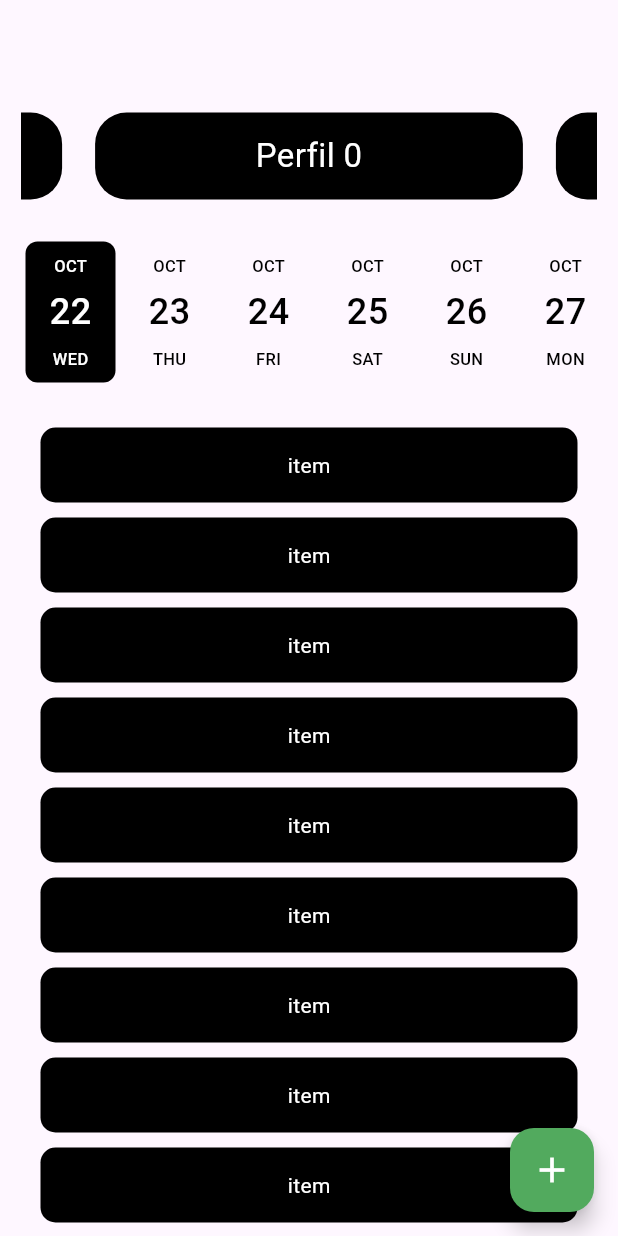
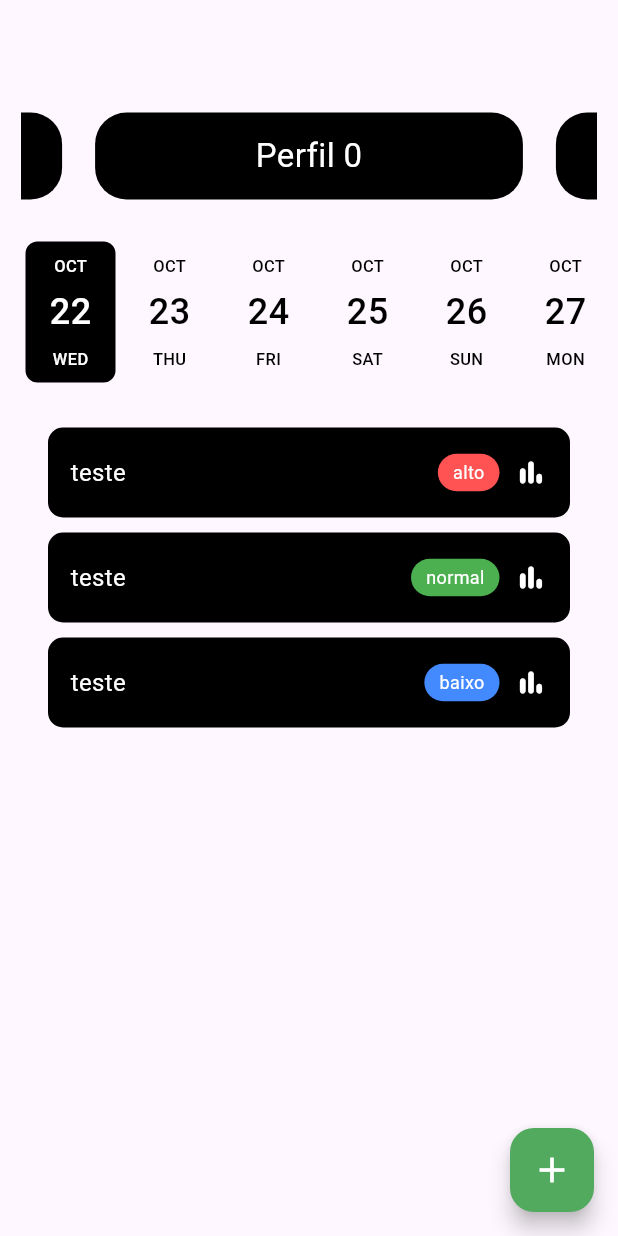
Before and after one commit to CaioEnzo23/Monitoramento-da-saude-familiar, a Flutter app: the screen it shows after launch, on a phone screen of 412 x 824 dp. Run offline on Flutter 3.47's test engine with Material 3 defaults, Android fonts, the light colour scheme and no system bars; drawn by our look-alikes of carousel_slider, date_picker_timeline; our stand-ins replace fl_chart.

Commit message:
add: botao de dash e status

```diff
--- a/lib/main.dart
+++ b/lib/main.dart
@@ -1,5 +1,4 @@
 import 'package:flutter/material.dart';
-import 'package:monitoramento_saude_familiar/views/pages/dash_page.dart';
 import 'package:monitoramento_saude_familiar/views/pages/home_page.dart';
 
 void main(List<String> args) {
--- a/lib/views/pages/home_page.dart
+++ b/lib/views/pages/home_page.dart
@@ -1,7 +1,7 @@
-import 'package:carousel_slider/carousel_slider.dart';
 import 'package:flutter/material.dart';
-import 'package:date_picker_timeline/date_picker_timeline.dart';
-import 'package:monitoramento_saude_familiar/views/widgets/item_monitoramento.dart';
+import 'package:monitoramento_saude_familiar/views/widgets/calendario_widget.dart';
+import 'package:monitoramento_saude_familiar/views/widgets/carrosel_slider_widget.dart';
+import 'package:monitoramento_saude_familiar/views/widgets/item_widget.dart';
 
 class HomePage extends StatefulWidget {
   const HomePage({super.key});
@@ -12,8 +12,6 @@ class HomePage extends StatefulWidget {
 }
 
 class _HomePageState extends State<HomePage> {
-  DateTime _selectedValue = DateTime.now();
-
   @override
   Widget build(BuildContext context) {
     return MaterialApp(
@@ -28,39 +26,12 @@ class _HomePageState extends State<HomePage> {
                 children: <Widget>[
                   SizedBox(height: 50),
 
-                  CarouselSlider(
-                    items: [
-                      for (int i = 0; i < 2; i++)
-                        Container(
-                          margin: EdgeInsets.all(11),
-                          alignment: Alignment.center,
-                          decoration: BoxDecoration(
-                            color: Colors.black,
-                            borderRadius: BorderRadius.circular(21),
-                          ),
-                          child: Text(
-                            'Perfil $i',
-                            style: TextStyle(fontSize: 22, color: Colors.white),
-                          ),
-                        ),
-                    ],
-                    options: CarouselOptions(height: 80),
-                  ),
+                  CarroselSlider(),
 
                   SizedBox(height: 14),
 
-                  DatePicker(
-                    DateTime.now(),
-                    height: 100,
-                    initialSelectedDate: _selectedValue,
-                    selectionColor: Colors.black,
-                    selectedTextColor: Colors.white,
-                    onDateChange: (date) {
-                      setState(() {
-                        _selectedValue = date;
-                      });
-                    },
-                  ),
+                  Calendario(),
+
                   SizedBox(height: 14),
 
                   ListView(
@@ -68,15 +39,9 @@ class _HomePageState extends State<HomePage> {
                     shrinkWrap: true,
                     physics: NeverScrollableScrollPhysics(),
                     children: <Widget>[
-                      ItemMonitoramento(),
-                      ItemMonitoramento(),
-                      ItemMonitoramento(),
-                      ItemMonitoramento(),
-                      ItemMonitoramento(),
-                      ItemMonitoramento(),
-                      ItemMonitoramento(),
-                      ItemMonitoramento(),
-                      ItemMonitoramento(),
+                      Item(nome: 'teste', status: 'alto'),
+                      Item(nome: 'teste', status: 'normal'),
+                      Item(nome: 'teste', status: 'baixo'),
                     ],
                   ),
                 ],
--- /dev/null
+++ b/lib/views/widgets/calendario_widget.dart
@@ -0,0 +1,30 @@
+import 'package:date_picker_timeline/date_picker_widget.dart';
+import 'package:flutter/material.dart';
+
+class Calendario extends StatefulWidget {
+  const Calendario({super.key});
+
+  @override
+  // ignore: library_private_types_in_public_api
+  _CalendarioState createState() => _CalendarioState();
+}
+
+class _CalendarioState extends State<Calendario> {
+  DateTime _selectedValue = DateTime.now();
+
+  @override
+  Widget build(BuildContext context) {
+    return DatePicker(
+      DateTime.now(),
+      height: 100,
+      initialSelectedDate: _selectedValue,
+      selectionColor: Colors.black,
+      selectedTextColor: Colors.white,
+      onDateChange: (date) {
+        setState(() {
+          _selectedValue = date;
+        });
+      },
+    );
+  }
+}
--- /dev/null
+++ b/lib/views/widgets/carrosel_slider_widget.dart
@@ -0,0 +1,34 @@
+import 'package:carousel_slider/carousel_slider.dart';
+import 'package:flutter/material.dart';
+
+class CarroselSlider extends StatefulWidget {
+  const CarroselSlider({super.key});
+
+  @override
+  // ignore: library_private_types_in_public_api
+  _CarroselSliderState createState() => _CarroselSliderState();
+}
+
+class _CarroselSliderState extends State<CarroselSlider> {
+  @override
+  Widget build(BuildContext context) {
+    return CarouselSlider(
+      items: [
+        for (int i = 0; i < 2; i++)
+          Container(
+            margin: EdgeInsets.all(11),
+            alignment: Alignment.center,
+            decoration: BoxDecoration(
+              color: Colors.black,
+              borderRadius: BorderRadius.circular(21),
+            ),
+            child: Text(
+              'Perfil $i',
+              style: TextStyle(fontSize: 22, color: Colors.white),
+            ),
+          ),
+      ],
+      options: CarouselOptions(height: 80),
+    );
+  }
+}
--- a/lib/views/widgets/item_monitoramento.dart
+++ /dev/null
@@ -1,20 +0,0 @@
-import 'package:flutter/material.dart';
-
-class ItemMonitoramento extends StatelessWidget {
-  const ItemMonitoramento({super.key});
-
-  @override
-  Widget build(BuildContext context) {
-    return Container(
-      height: 50,
-      margin: const EdgeInsets.all(5),
-      decoration: BoxDecoration(
-        color: Colors.black,
-        borderRadius: BorderRadius.circular(10),
-      ),
-      child: const Center(
-        child: Text("item", style: TextStyle(color: Colors.white)),
-      ),
-    );
-  }
-}
--- /dev/null
+++ b/lib/views/widgets/item_widget.dart
@@ -0,0 +1,95 @@
+import 'package:flutter/material.dart';
+import 'package:monitoramento_saude_familiar/views/pages/dash_page.dart';
+import 'Dialog_valor_saude_widget.dart'; // 👈 importe o arquivo do diálogo
+
+class Item extends StatelessWidget {
+  final String nome;
+  final String status;
+
+  const Item({super.key, required this.nome, required this.status});
+
+  Color _getStatusColor() {
+    switch (status.toLowerCase()) {
+      case 'normal':
+        return Colors.green;
+      case 'alto':
+        return Colors.redAccent;
+      case 'baixo':
+        return Colors.blueAccent;
+      default:
+        return Colors.grey;
+    }
+  }
+
+  @override
+  Widget build(BuildContext context) {
+    return GestureDetector(
+      onTap: () => abrirDialogValorSaude(
+        context: context,
+        nome: nome,
+        onSave: (valor) {
+          ScaffoldMessenger.of(context).showSnackBar(
+            SnackBar(
+              content: Text("Valor inserido para $nome: $valor"),
+              backgroundColor: Colors.black,
+            ),
+          );
+        },
+      ),
+      child: Container(
+        height: 60,
+        margin: const EdgeInsets.symmetric(horizontal: 10, vertical: 5),
+        decoration: BoxDecoration(
+          color: Colors.black,
+          borderRadius: BorderRadius.circular(10),
+        ),
+        padding: const EdgeInsets.symmetric(horizontal: 15),
+        child: Row(
+          mainAxisAlignment: MainAxisAlignment.spaceBetween,
+          children: [
+            Text(
+              nome,
+              style: const TextStyle(color: Colors.white, fontSize: 16),
+            ),
+            Row(
+              children: [
+                Container(
+                  padding: const EdgeInsets.symmetric(
+                    horizontal: 10,
+                    vertical: 4,
+                  ),
+                  decoration: BoxDecoration(
+                    color: _getStatusColor(),
+                    borderRadius: BorderRadius.circular(20),
+                  ),
+                  child: Text(
+                    status,
+                    style: const TextStyle(color: Colors.white, fontSize: 12),
+                  ),
+                ),
+                const SizedBox(width: 10),
+                GestureDetector(
+                  onTap: () {
+                    debugPrint('Ver estatísticas de $nome');
+                    Navigator.push(
+                      context,
+                      MaterialPageRoute(
+                        builder: (context) =>
+                            LineChartSample2(), // sua nova tela
+                      ),
+                    );
+                  },
+                  child: const Icon(
+                    Icons.bar_chart_rounded,
+                    color: Colors.white,
+                    size: 22,
+                  ),
+                ),
+              ],
+            ),
+          ],
+        ),
+      ),
+    );
+  }
+}
```
Also changed, not shown: lib/views/widgets/Dialog_valor_saude_widget.dart (added, +74 -0 lines).
